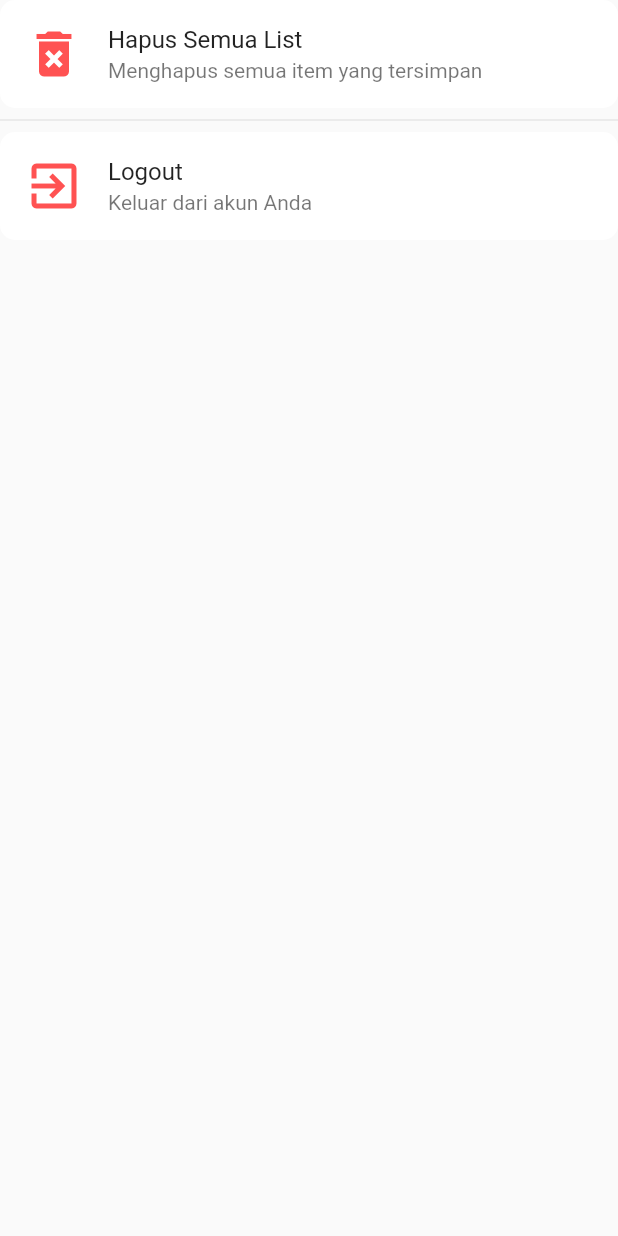
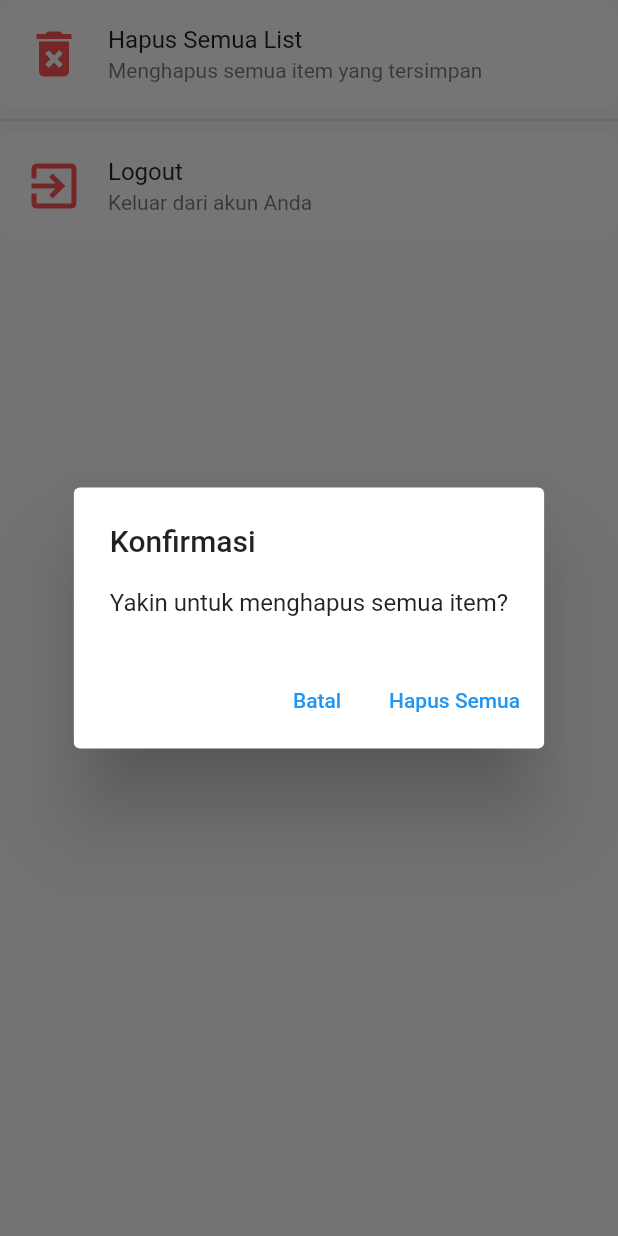
Before and after one commit to arvandha121/WeddingCheck, a Flutter app: the Settings screen opened directly, after a tap on "Hapus Semua List", on a phone screen of 412 x 824 dp. Run offline on Flutter 3.47's test engine with Material 2 defaults, Android fonts, the phone set to English and light mode, and no system bars; our stand-ins replace get, qr_flutter, shared_preferences, sqflite; missing offline and left inert: qr_code_scanner; accounts and stored records are empty.

Commit message:
menghapus comment dan memperbaiki deleteall di settings

```diff
--- a/lib/views/other/menu/screens/settings/settings.dart
+++ b/lib/views/other/menu/screens/settings/settings.dart
@@ -1,5 +1,6 @@
 import 'package:flutter/material.dart';
 import 'package:provider/provider.dart';
+import 'package:weddingcheck/app/database/dbHelper.dart';
 import 'package:weddingcheck/app/provider/provider.dart';
 import 'package:weddingcheck/views/splashscreen.dart';
 
@@ -66,7 +67,28 @@ class _SettingsState extends State<Settings> {
             title: Text('Hapus Semua List'),
             subtitle: Text('Menghapus semua item yang tersimpan'),
             onTap: () {
-              // Assuming delete all items logic is handled elsewhere
+              showDialog(
+                context: context,
+                builder: (BuildContext context) {
+                  return AlertDialog(
+                    title: const Text('Konfirmasi'),
+                    content: const Text('Yakin untuk menghapus semua item?'),
+                    actions: <Widget>[
+                      TextButton(
+                        onPressed: () => Navigator.of(context).pop(),
+                        child: const Text('Batal'),
+                      ),
+                      TextButton(
+                        onPressed: () async {
+                          Navigator.of(context).pop();
+                          await DatabaseHelper().clearAllListItems();
+                        },
+                        child: const Text('Hapus Semua'),
+                      ),
+                    ],
+                  );
+                },
+              );
             },
             tileColor: Colors.white,
             shape: RoundedRectangleBorder(
--- a/lib/views/splashscreen.dart
+++ b/lib/views/splashscreen.dart
@@ -1,7 +1,5 @@
 import 'dart:async';
 
-import 'package:flutter/src/widgets/container.dart';
-import 'package:flutter/src/widgets/framework.dart';
 import 'package:flutter/material.dart';
 import 'package:provider/provider.dart';
 import 'package:weddingcheck/app/provider/provider.dart';
```
Also changed, not shown: lib/views/other/menu/screens/homes/create-form/create.dart (+0 -17 lines), lib/views/other/menu/screens/homes/edit-form/edit.dart (+0 -23 lines), lib/views/other/menu/screens/homes/homes.dart (+0 -14 lines).
